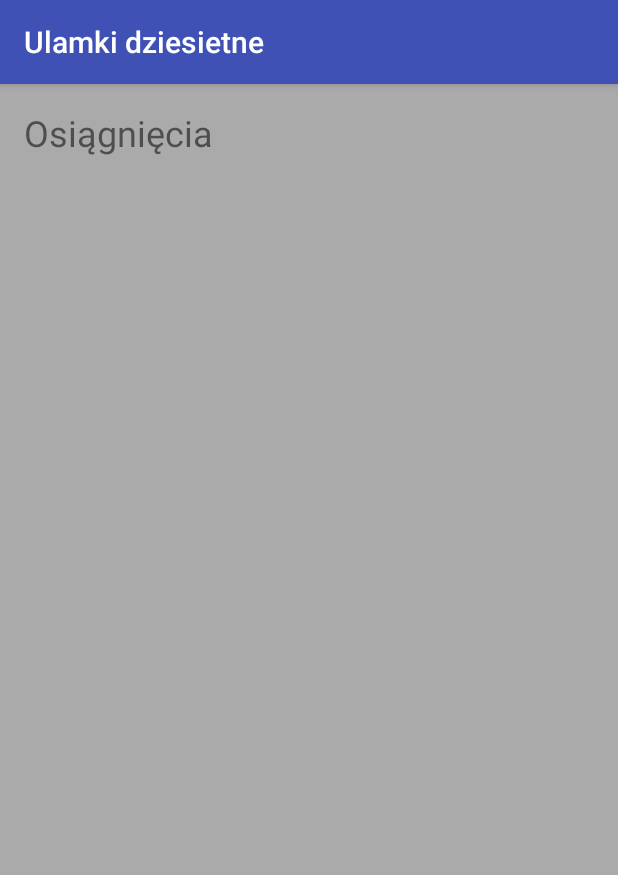
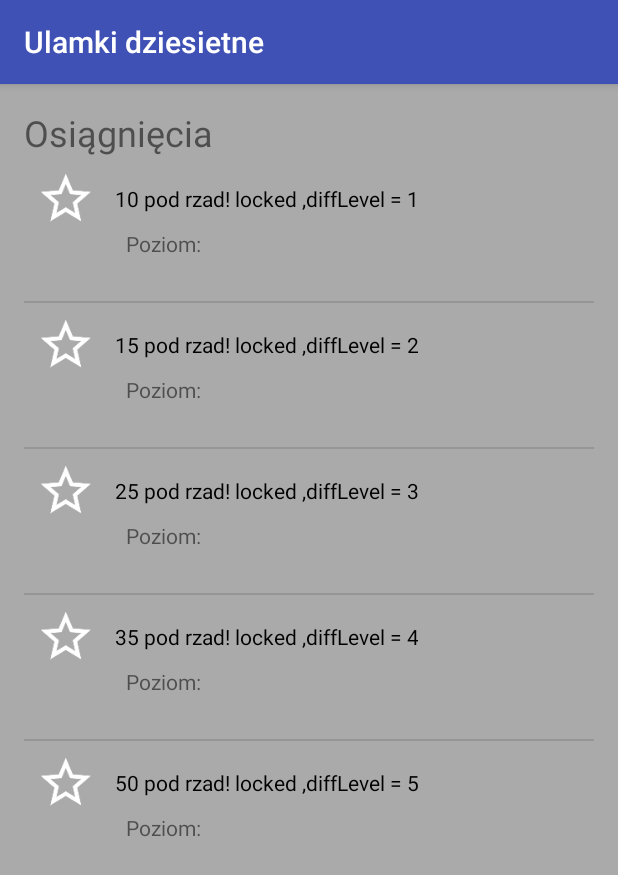
Before and after one commit to piterpti/Ulamki-Dziesietne, an Android app: the fragment AchievementFragment shown on its own in the app's theme, on a phone screen of 412 x 824 dp. Shown: the top 875 px of the screen. Run offline under Robolectric (Android 15) with nearby library versions, the phone set to English and light mode, and no system bars.

Commit message:
Added adapter calss

```diff
--- /dev/null
+++ b/app/src/main/java/com/example/stacjonarny/graulamki/Classes/AchievementAdapter.java
@@ -0,0 +1,36 @@
+package com.example.stacjonarny.graulamki.Classes;
+
+
+import android.content.Context;
+import android.util.Log;
+import android.view.LayoutInflater;
+import android.view.View;
+import android.view.ViewGroup;
+import android.widget.ArrayAdapter;
+import android.widget.TextView;
+import java.util.*;
+
+import com.example.stacjonarny.graulamki.R;
+
+
+public class AchievementAdapter extends ArrayAdapter {
+
+    public AchievementAdapter(Context context, ArrayList<Achievement> list) {
+        super(context, 0, list);
+    }
+
+    @Override
+    public View getView(int position, View convertView, ViewGroup parent) {
+        Achievement achievement = (Achievement) getItem(position);
+        if(convertView == null)
+        {
+            convertView = LayoutInflater.from(getContext()).inflate(R.layout.fragment_achievement_adapter, parent, false);
+        }
+        TextView textView = (TextView) convertView.findViewById(R.id.simpleAchievement);
+        String temporaryText = achievement.isLocked() ? " locked" : " unlocked";
+        String diffLevel = achievement.getDifficultLevel() + "";
+        textView.setText(achievement.getName() + temporaryText + " ,diffLevel = " + diffLevel);
+        return convertView;
+    }
+
+}
--- /dev/null
+++ b/app/src/main/java/com/example/stacjonarny/graulamki/fragments/AchievementAdapterFragment.java
@@ -0,0 +1,30 @@
+package com.example.stacjonarny.graulamki.fragments;
+
+
+import android.os.Bundle;
+import android.support.v4.app.Fragment;
+import android.view.LayoutInflater;
+import android.view.View;
+import android.view.ViewGroup;
+
+import com.example.stacjonarny.graulamki.R;
+
+/**
+ * A simple {@link Fragment} subclass.
+ */
+public class AchievementAdapterFragment extends Fragment {
+
+
+    public AchievementAdapterFragment() {
+        // Required empty public constructor
+    }
+
+
+    @Override
+    public View onCreateView(LayoutInflater inflater, ViewGroup container,
+                             Bundle savedInstanceState) {
+        // Inflate the layout for this fragment
+        return inflater.inflate(R.layout.fragment_achievement_adapter, container, false);
+    }
+
+}
--- a/app/src/main/res/layout/fragment_achievement_adapter.xml
+++ b/app/src/main/res/layout/fragment_achievement_adapter.xml
@@ -1,11 +1,15 @@
 <?xml version="1.0" encoding="utf-8"?>
 <LinearLayout xmlns:android="http://schemas.android.com/apk/res/android"
-    android:orientation="horizontal"
+    android:orientation="vertical"
     android:layout_width="match_parent"
     android:layout_height="match_parent"
     android:padding="8dp"
     android:background="#AAAAAA">
 
+    <LinearLayout
+        android:layout_width="match_parent"
+        android:layout_height="wrap_content"
+        android:orientation="horizontal">
         <ImageView
             android:src="@drawable/achievement"
             android:id="@+id/achievementListImage"
@@ -21,5 +25,24 @@
             android:textSize="14sp"
             android:gravity="center"
             />
+    </LinearLayout>
+    <LinearLayout
+        android:layout_width="match_parent"
+        android:layout_height="wrap_content"
+        android:orientation="horizontal">
+        <View
+            android:layout_width="60dp"
+            android:layout_height="40dp"/>
+        <TextView
+            android:layout_width="wrap_content"
+            android:layout_height="wrap_content"
+            android:text="Poziom: "
+            />
+        <TextView
+            android:id="@+id/achievementDifficultLevel"
+            android:layout_width="wrap_content"
+            android:layout_height="wrap_content"
+            />
+    </LinearLayout>
 
 </LinearLayout>
```
Lines whose indentation alone changed are shown as unchanged.
